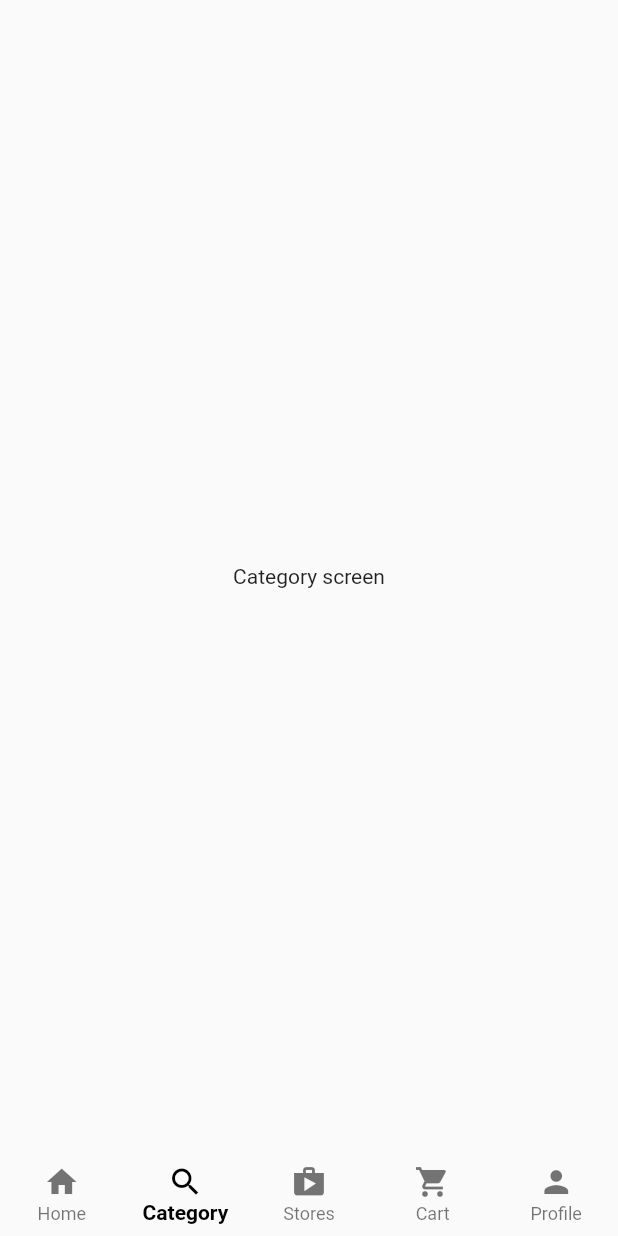
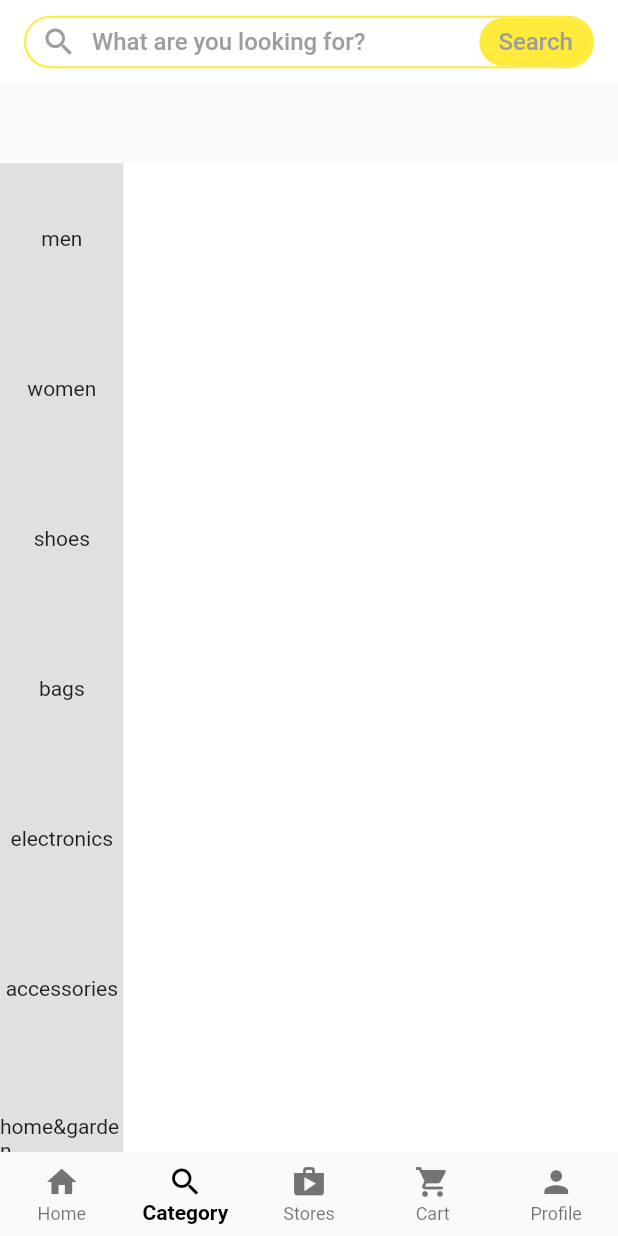
Before and after one commit to SaarimKhan789/Major-Project, a Flutter app: the screen it shows after launch, item 2 of the bottom bar chosen, on a phone screen of 412 x 824 dp. Run offline on Flutter 3.47's test engine with Material 2 defaults, Android fonts, the phone set to English and light mode, and no system bars.

Commit message:
developing category screen

```diff
--- /dev/null
+++ b/ecommerce_app/lib/main_screens/category.dart
@@ -0,0 +1,79 @@
+import 'dart:convert';
+
+import 'package:ecommerce_app/main_screens/home.dart';
+import 'package:flutter/material.dart';
+
+List<ItemData> items = [
+  ItemData(label: 'men'),
+  ItemData(label: 'women'),
+  ItemData(label: 'shoes'),
+  ItemData(label: 'bags'),
+  ItemData(label: 'electronics'),
+  ItemData(label: 'accessories'),
+  ItemData(label: 'home&garden'),
+  ItemData(label: 'kids'),
+  ItemData(label: 'beauty'),
+];
+
+class CategoryScreen extends StatefulWidget {
+  const CategoryScreen({super.key});
+
+  @override
+  State<CategoryScreen> createState() => _CategoryScreenState();
+}
+
+class _CategoryScreenState extends State<CategoryScreen> {
+  @override
+  Widget build(BuildContext context) {
+    var size = MediaQuery.of(context).size;
+    return Scaffold(
+      appBar: AppBar(
+          elevation: 0, backgroundColor: Colors.white, title: FakeSearch()),
+      body: Stack(children: [
+        Positioned(bottom: 0, left: 0, child: sideNavigator(size)),
+        Positioned(bottom: 0, right: 0, child: categView(size))
+      ]),
+    );
+  }
+
+  Widget sideNavigator(Size size) {
+    return SizedBox(
+      height: size.height * 0.8,
+      width: size.width * 0.2,
+      child: ListView.builder(
+          itemCount: items.length,
+          itemBuilder: (context, index) {
+            return GestureDetector(
+              onTap: () {
+                for (var element in items) {
+                  element.isSelected = false;
+                }
+                setState(() {
+                  items[index].isSelected = true;
+                });
+              },
+              child: Container(
+                  color: items[index].isSelected == true
+                      ? Colors.white
+                      : Colors.grey.shade300,
+                  height: 100,
+                  child: Center(child: Text(items[index].label))),
+            );
+          }),
+    );
+  }
+
+  Widget categView(Size size) {
+    return Container(
+      height: size.height * 0.8,
+      width: size.width * 0.8,
+      color: Colors.white,
+    );
+  }
+}
+
+class ItemData {
+  String label;
+  bool isSelected;
+  ItemData({required this.label, this.isSelected = false});
+}
--- a/ecommerce_app/lib/main_screens/customer_home.dart
+++ b/ecommerce_app/lib/main_screens/customer_home.dart
@@ -1,3 +1,4 @@
+import 'package:ecommerce_app/main_screens/category.dart';
 import 'package:ecommerce_app/main_screens/home.dart';
 import 'package:flutter/material.dart';
 
@@ -12,7 +13,7 @@ class _CustomerHomeScreenState extends State<CustomerHomeScreen> {
   int _selectedIndex = 0;
   final List<Widget> _tabs = [
     HomeScreen(),
-    Center(child: Text('Category screen')),
+    CategoryScreen(),
     Center(child: Text('Stores screen')),
     Center(child: Text('Cart screen')),
     Center(child: Text('Profile screen')),
--- a/ecommerce_app/lib/main_screens/home.dart
+++ b/ecommerce_app/lib/main_screens/home.dart
@@ -18,12 +18,52 @@ class _HomeScreenState extends State<HomeScreen> {
         appBar: AppBar(
           elevation: 0,
           backgroundColor: Colors.white,
-          title: InkWell(
+          title: const FakeSearch(),
+          bottom: const TabBar(
+              isScrollable: true,
+              indicatorColor: Colors.yellow,
+              indicatorWeight: 8,
+              tabs: [
+                RepeatedTab(label: 'Men'),
+                RepeatedTab(label: 'Women'),
+                RepeatedTab(label: 'Shoes'),
+                RepeatedTab(label: 'Bags'),
+                RepeatedTab(label: 'Electronics'),
+                RepeatedTab(label: 'Accessories'),
+                RepeatedTab(label: 'Home & Garden'),
+                RepeatedTab(label: 'Kids'),
+                RepeatedTab(label: 'Beauty'),
+              ]),
+        ),
+        body: const TabBarView(
+          children: [
+            Center(child: Text('men screen')),
+            Center(child: Text('women screen')),
+            Center(child: Text('shoes screen')),
+            Center(child: Text('bags screen')),
+            Center(child: Text('electronics screen')),
+            Center(child: Text('accessories screen')),
+            Center(child: Text('home and garden screen')),
+            Center(child: Text('kids screen')),
+            Center(child: Text('beauty screen')),
+          ],
+        ),
+      ),
+    );
+  }
+}
+
+class FakeSearch extends StatelessWidget {
+  const FakeSearch({
+    Key? key,
+  }) : super(key: key);
+
+  @override
+  Widget build(BuildContext context) {
+    return InkWell(
       onTap: () {
-              Navigator.push(
-                  context,
-                  MaterialPageRoute(
-                      builder: (context) => const SearchScreen()));
+        Navigator.push(context,
+            MaterialPageRoute(builder: (context) => const SearchScreen()));
       },
       child: Container(
         height: 35,
@@ -64,37 +104,6 @@ class _HomeScreenState extends State<HomeScreen> {
           ],
         ),
       ),
-          ),
-          bottom: const TabBar(
-              isScrollable: true,
-              indicatorColor: Colors.yellow,
-              indicatorWeight: 8,
-              tabs: [
-                RepeatedTab(label: 'Men'),
-                RepeatedTab(label: 'Women'),
-                RepeatedTab(label: 'Shoes'),
-                RepeatedTab(label: 'Bags'),
-                RepeatedTab(label: 'Electronics'),
-                RepeatedTab(label: 'Accessories'),
-                RepeatedTab(label: 'Home & Garden'),
-                RepeatedTab(label: 'Kids'),
-                RepeatedTab(label: 'Beauty'),
-              ]),
-        ),
-        body: const TabBarView(
-          children: [
-            Center(child: Text('men screen')),
-            Center(child: Text('women screen')),
-            Center(child: Text('shoes screen')),
-            Center(child: Text('bags screen')),
-            Center(child: Text('electronics screen')),
-            Center(child: Text('accessories screen')),
-            Center(child: Text('home and garden screen')),
-            Center(child: Text('kids screen')),
-            Center(child: Text('beauty screen')),
-          ],
-        ),
-      ),
     );
   }
 }
```
Also changed, not shown: ecommerce_app/lib/widgtes/fake_search.dart (added, +57 -0 lines). Lines whose indentation alone changed are shown as unchanged.
